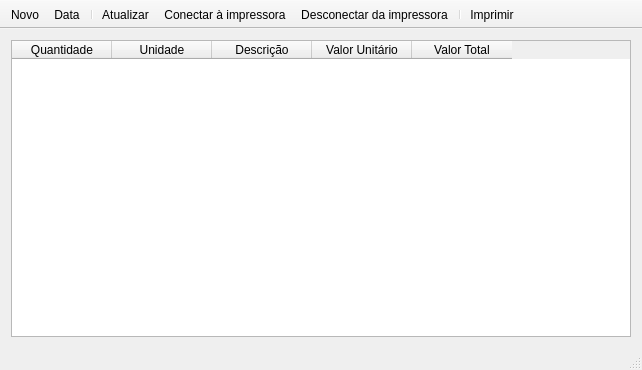
Above: mainwindow.ui from leidensj/BKVale before the change. Below: the same form after it.
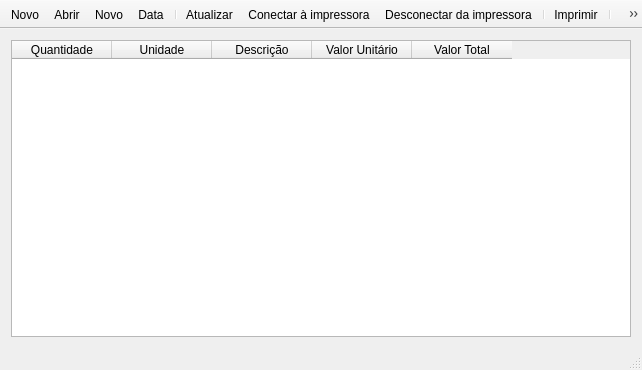
That is the form after the change. Icons and pictures are not drawn.

Commit message: icones novos

What changed in the file:
```diff
--- a/mainwindow.ui
+++ b/mainwindow.ui
@@ -99,6 +99,8 @@
    <attribute name="toolBarBreak">
     <bool>false</bool>
    </attribute>
+   <addaction name="actionNew"/>
+   <addaction name="actionAbrir"/>
    <addaction name="actionAdd"/>
    <addaction name="actionCalendar"/>
    <addaction name="separator"/>
@@ -107,6 +109,8 @@
    <addaction name="actionDisconnect"/>
    <addaction name="separator"/>
    <addaction name="actionPrint"/>
+   <addaction name="separator"/>
+   <addaction name="actionSettings"/>
   </widget>
   <widget class="QStatusBar" name="statusBar"/>
   <action name="actionAdd">
@@ -175,6 +179,39 @@
     <string>Alterar data do vale</string>
    </property>
   </action>
+  <action name="actionNew">
+   <property name="icon">
+    <iconset resource="icons.qrc">
+     <normaloff>:/icons/res/file.png</normaloff>:/icons/res/file.png</iconset>
+   </property>
+   <property name="text">
+    <string>Novo</string>
+   </property>
+   <property name="toolTip">
+    <string>Criar novo vale</string>
+   </property>
+  </action>
+  <action name="actionAbrir">
+   <property name="icon">
+    <iconset resource="icons.qrc">
+     <normaloff>:/icons/res/open.png</normaloff>:/icons/res/open.png</iconset>
+   </property>
+   <property name="text">
+    <string>Abrir...</string>
+   </property>
+   <property name="toolTip">
+    <string>Abrir um vale</string>
+   </property>
+  </action>
+  <action name="actionSettings">
+   <property name="icon">
+    <iconset resource="icons.qrc">
+     <normaloff>:/icons/res/settings.png</normaloff>:/icons/res/settings.png</iconset>
+   </property>
+   <property name="text">
+    <string>Configurações</string>
+   </property>
+  </action>
  </widget>
  <layoutdefault spacing="6" margin="11"/>
  <resources>
```
The commit also changes 9 other files.
